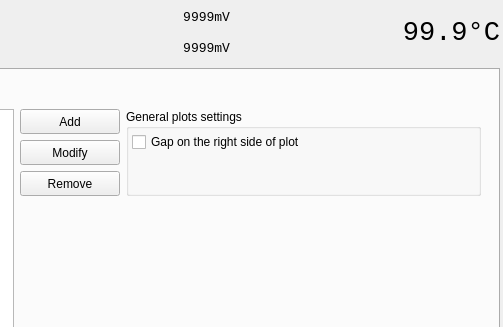
Qt form radeon-profile/radeon_profile.ui (marazmista/radeon-profile) before a commit; both pictures show x 423 to 926 and y 0 to 327 of the 926 by 486 pixel window.
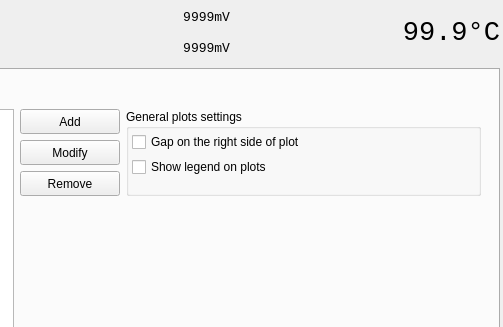
The same form after that commit. The open tabs and pages were chosen to show the change. Icons and pictures are not drawn.

Commit message: added option to show legend on plots

The edit to the form file:
```diff
--- a/radeon-profile/radeon_profile.ui
+++ b/radeon-profile/radeon_profile.ui
@@ -1045,6 +1045,13 @@
                    </property>
                   </widget>
                  </item>
+                 <item>
+                  <widget class="QCheckBox" name="cb_showLegends">
+                   <property name="text">
+                    <string>Show legend on plots</string>
+                   </property>
+                  </widget>
+                 </item>
                  <item>
                   <spacer name="verticalSpacer_7">
                    <property name="orientation">
```
Left out of the diff: 2 changed lines with no effect on the pictures. The commit also changes 4 other files.
